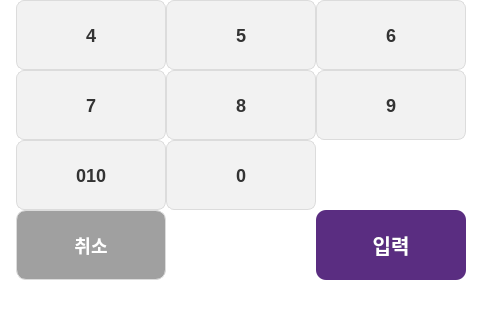
Old version of the form VentiApp/Point/pointinputview.ui in the repository minki9252/TheVentiKiosk; both pictures show x 0 to 482 and y 280 to 600 of the 482 by 600 pixel window.
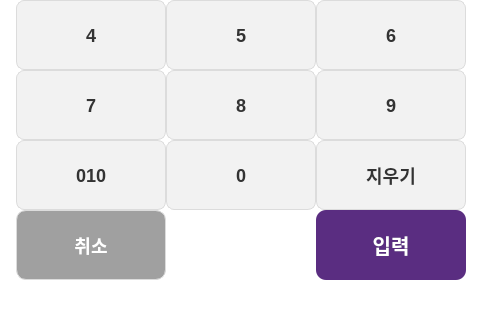
New version of the form.

The edit to the form file:
```diff
--- a/VentiApp/Point/pointinputview.ui
+++ b/VentiApp/Point/pointinputview.ui
@@ -405,6 +405,25 @@
          </property>
         </widget>
        </item>
+       <item row="3" column="2">
+        <widget class="QPushButton" name="pushButton_12">
+         <property name="minimumSize">
+          <size>
+           <width>150</width>
+           <height>52</height>
+          </size>
+         </property>
+         <property name="maximumSize">
+          <size>
+           <width>70</width>
+           <height>70</height>
+          </size>
+         </property>
+         <property name="text">
+          <string>지우기</string>
+         </property>
+        </widget>
+       </item>
       </layout>
      </item>
     </layout>
```
Left out of the diff: 76 changed lines with no effect on the pictures.
